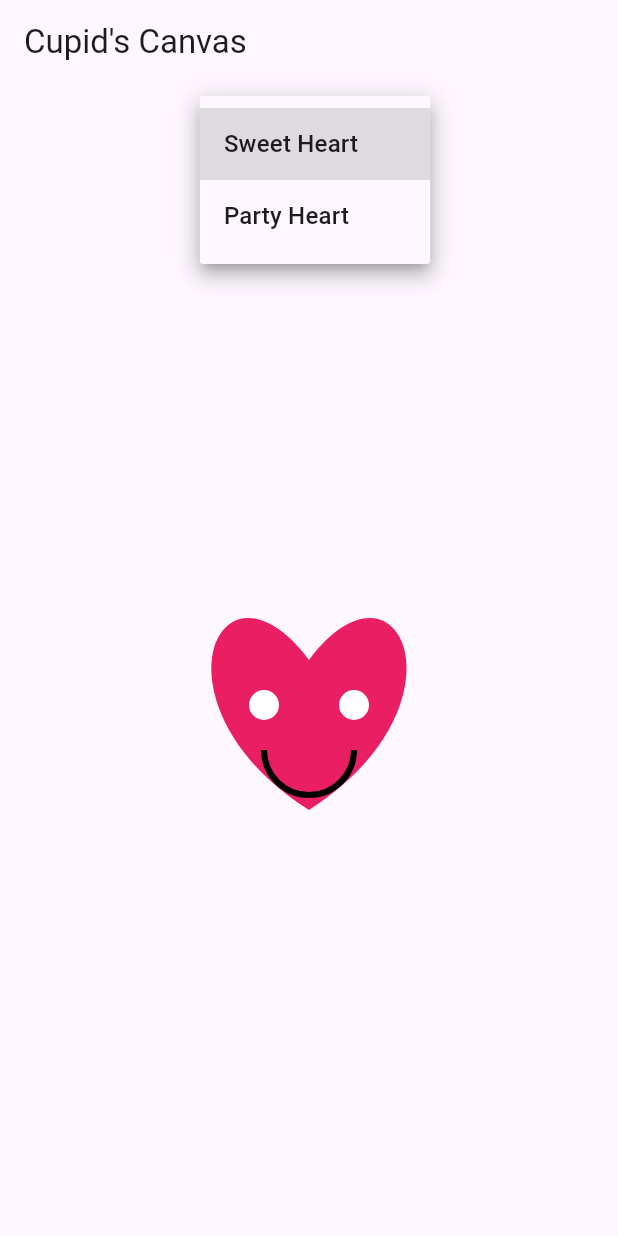
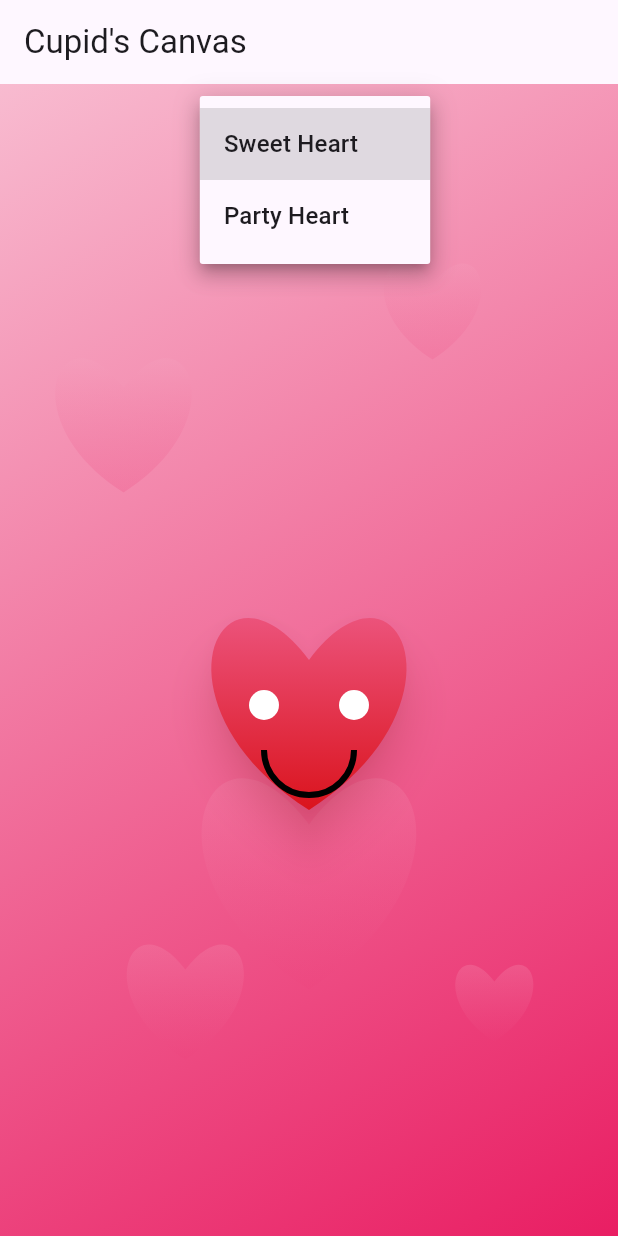
Before and after one commit to ryangpham/angry-valentines, a Flutter app: the screen it shows after launch, after a tap on "Sweet Heart", on a phone screen of 412 x 824 dp. Run offline on Flutter 3.47's test engine with Material 3 defaults, Android fonts, the phone set to English and light mode, and no system bars.

Commit message:
passion and depth

```diff
--- a/lib/main.dart
+++ b/lib/main.dart
@@ -34,6 +34,25 @@ class _ValentineHomeState extends State<ValentineHome> {
       appBar: AppBar(title: const Text('Cupid\'s Canvas')),
       body: Stack(
         children: [
+          // Gradient background
+          Positioned.fill(
+            child: Container(
+              decoration: const BoxDecoration(
+                gradient: LinearGradient(
+                  begin: Alignment.topLeft,
+                  end: Alignment.bottomRight,
+                  colors: [
+                    Color(0xFFF8BBD0), // soft pink
+                    Color(0xFFE91E63), // passionate red
+                  ],
+                ),
+              ),
+            ),
+          ),
+          // Layered heart shapes for depth
+          Positioned.fill(
+            child: CustomPaint(painter: BackgroundHeartsPainter()),
+          ),
           if (selectedEmoji == 'Party Heart')
             Positioned.fill(
               child: CustomPaint(painter: ConfettiPainter(seed: 42)),
@@ -73,9 +92,6 @@ class HeartEmojiPainter extends CustomPainter {
   @override
   void paint(Canvas canvas, Size size) {
     final center = Offset(size.width / 2, size.height / 2);
-    final paint = Paint()..style = PaintingStyle.fill;
-
-    // Heart base
     final heartPath = Path()
       ..moveTo(center.dx, center.dy + 60)
       ..cubicTo(
@@ -96,10 +112,36 @@ class HeartEmojiPainter extends CustomPainter {
       )
       ..close();
 
-    paint.color = type == 'Party Heart'
-        ? const Color(0xFFF48FB1)
-        : const Color(0xFFE91E63);
-    canvas.drawPath(heartPath, paint);
+    // Add shadow for depth
+    canvas.drawShadow(
+      heartPath,
+      Colors.red.shade900.withOpacity(0.4),
+      12,
+      true,
+    );
+
+    // Gradient fill for heart
+    final Rect heartBounds = Rect.fromCenter(
+      center: center,
+      width: 220,
+      height: 200,
+    );
+    final Gradient heartGradient = LinearGradient(
+      begin: Alignment.topCenter,
+      end: Alignment.bottomCenter,
+      colors: [
+        type == 'Party Heart'
+            ? const Color(0xFFF8BBD0)
+            : const Color(0xFFF06292),
+        type == 'Party Heart'
+            ? const Color(0xFFF06292)
+            : const Color(0xFFD50000),
+      ],
+    );
+    final Paint gradientPaint = Paint()
+      ..shader = heartGradient.createShader(heartBounds)
+      ..style = PaintingStyle.fill;
+    canvas.drawPath(heartPath, gradientPaint);
 
     // Face features (starter)
     final eyePaint = Paint()..color = Colors.white;
@@ -133,6 +175,67 @@ class HeartEmojiPainter extends CustomPainter {
   @override
   bool shouldRepaint(covariant HeartEmojiPainter oldDelegate) =>
       oldDelegate.type != type;
+}
+
+// Painter for background hearts (depth & passion)
+class BackgroundHeartsPainter extends CustomPainter {
+  @override
+  void paint(Canvas canvas, Size size) {
+    final hearts = [
+      // (x, y, scale, opacity)
+      [0.2, 0.3, 0.7, 0.18],
+      [0.7, 0.2, 0.5, 0.13],
+      [0.5, 0.7, 1.1, 0.10],
+      [0.8, 0.8, 0.4, 0.15],
+      [0.3, 0.8, 0.6, 0.12],
+    ];
+    for (final h in hearts) {
+      final dx = size.width * h[0];
+      final dy = size.height * h[1];
+      final scale = h[2];
+      final opacity = h[3];
+      final path = Path()
+        ..moveTo(dx, dy + 60 * scale)
+        ..cubicTo(
+          dx + 110 * scale,
+          dy - 10 * scale,
+          dx + 60 * scale,
+          dy - 120 * scale,
+          dx,
+          dy - 40 * scale,
+        )
+        ..cubicTo(
+          dx - 60 * scale,
+          dy - 120 * scale,
+          dx - 110 * scale,
+          dy - 10 * scale,
+          dx,
+          dy + 60 * scale,
+        )
+        ..close();
+      final paint = Paint()
+        ..shader =
+            LinearGradient(
+              begin: Alignment.topCenter,
+              end: Alignment.bottomCenter,
+              colors: [
+                const Color(0xFFF8BBD0).withOpacity(opacity + 0.1),
+                const Color(0xFFE91E63).withOpacity(opacity),
+              ],
+            ).createShader(
+              Rect.fromCenter(
+                center: Offset(dx, dy),
+                width: 220 * scale,
+                height: 200 * scale,
+              ),
+            )
+        ..style = PaintingStyle.fill;
+      canvas.drawPath(path, paint);
+    }
+  }
+
+  @override
+  bool shouldRepaint(covariant CustomPainter oldDelegate) => false;
 }
 
 class ConfettiPainter extends CustomPainter {
```
